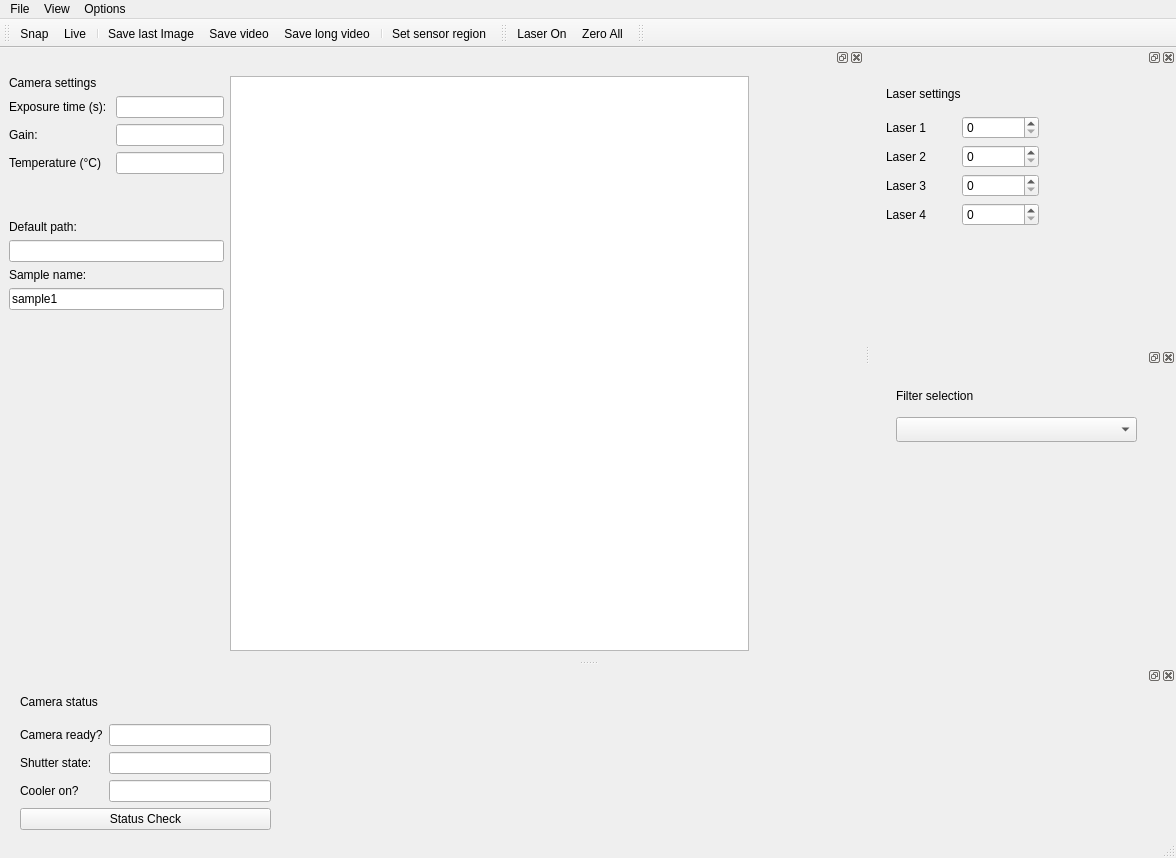
fbarho/qudi-cbs, file gui/fluorescence_microscopy/ui_basic.ui: the form before one commit.
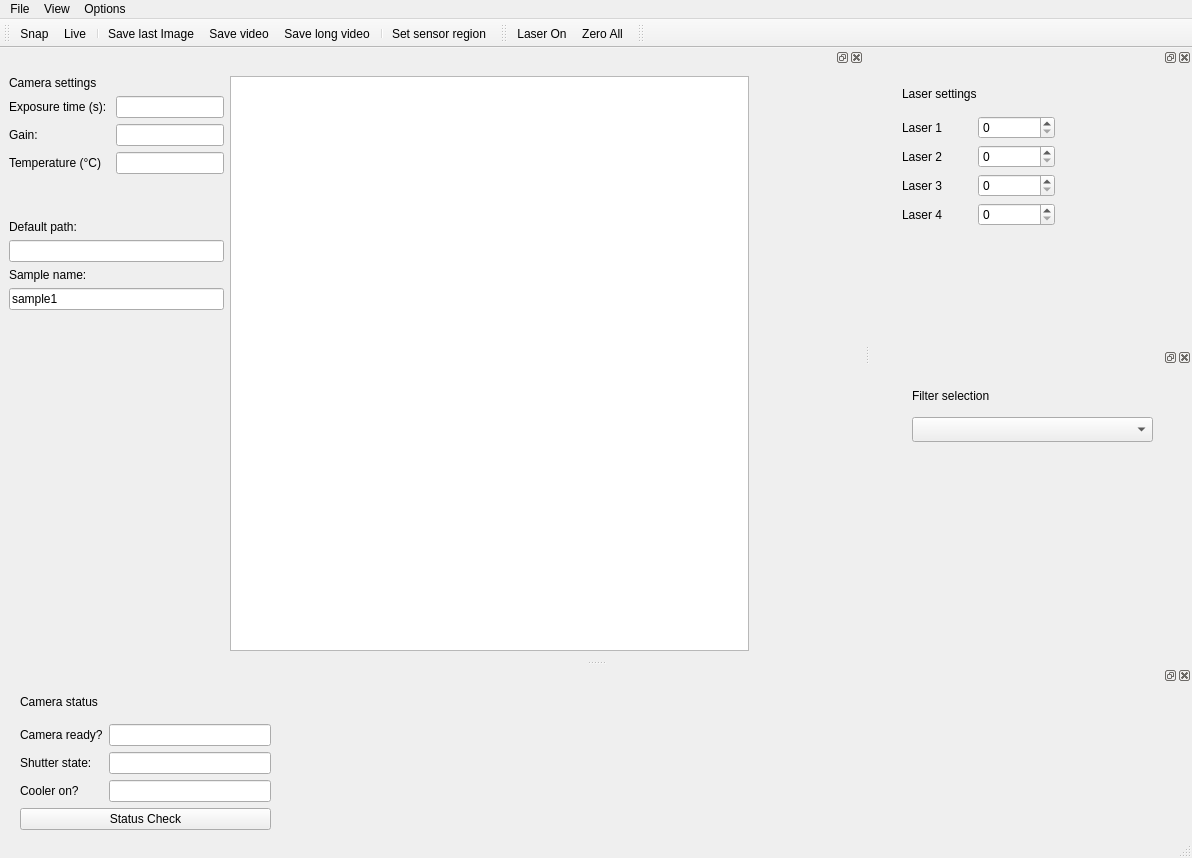
The form after the commit. Custom widgets are drawn as their Qt base class.

What changed in the file:
```diff
--- a/gui/fluorescence_microscopy/ui_basic.ui
+++ b/gui/fluorescence_microscopy/ui_basic.ui
@@ -6,7 +6,7 @@
    <rect>
     <x>0</x>
     <y>0</y>
-    <width>1150</width>
+    <width>1192</width>
     <height>858</height>
    </rect>
   </property>
@@ -23,7 +23,7 @@
     <rect>
      <x>0</x>
      <y>0</y>
-     <width>1150</width>
+     <width>1192</width>
      <height>22</height>
     </rect>
    </property>
```
